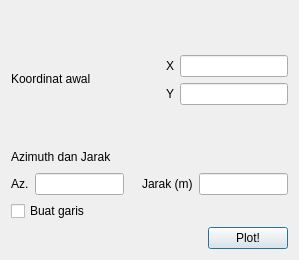
This is sudut_jarak_dialog_base.ui in afifudinnudianto/plugin-sudut-jarak as Qt 5 draws it before an edit. The edited form follows.
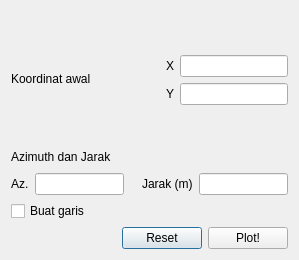
This is the edited form. Custom widgets are drawn as their Qt base class.

Commit message: tambah reset

Patch:
```diff
--- a/sudut_jarak_dialog_base.ui
+++ b/sudut_jarak_dialog_base.ui
@@ -232,12 +232,19 @@
        </property>
        <property name="sizeHint" stdset="0">
         <size>
-         <width>198</width>
+         <width>88</width>
          <height>20</height>
         </size>
        </property>
       </spacer>
      </item>
+     <item>
+      <widget class="QPushButton" name="Reset">
+       <property name="text">
+        <string>Reset</string>
+       </property>
+      </widget>
+     </item>
      <item>
       <widget class="QPushButton" name="plot">
        <property name="text">
```
The commit also changes 4 other files.
